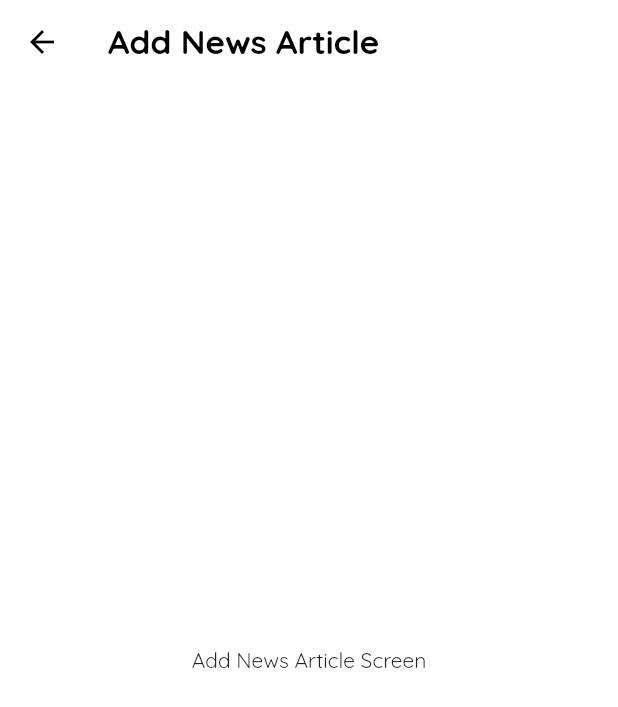
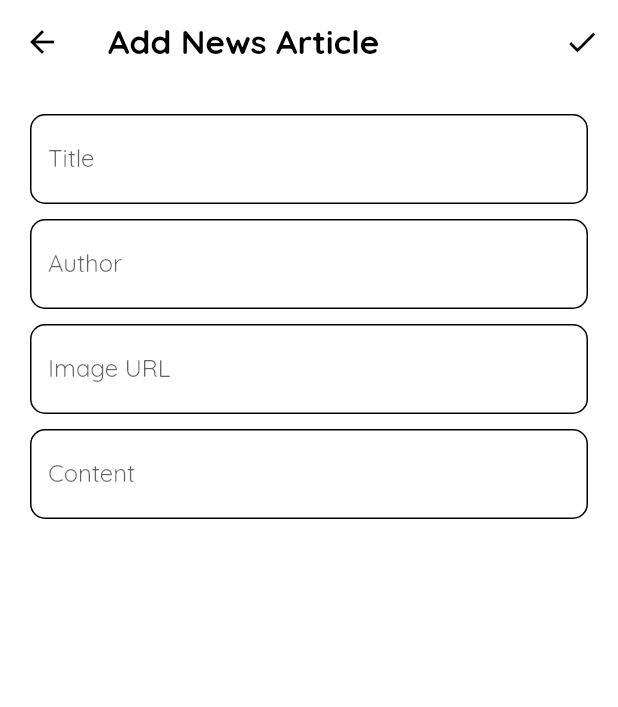
Before and after one commit to navaneethp123/nitk_virtual_guide, a Flutter app: the AddNewsArticleScreen screen opened by its route, on a phone screen of 412 x 824 dp. Shown: the top 707 px of the screen. Run offline on Flutter 3.47's test engine with Material 2 defaults, Android fonts, the phone set to English and light mode, and no system bars.

Commit message:
Form in Add News Article screen & Uniform syle for Date Time picker Field

```diff
--- a/lib/ui/screens/add_news_article_screen.dart
+++ b/lib/ui/screens/add_news_article_screen.dart
@@ -1,4 +1,6 @@
 import 'package:flutter/material.dart';
+
+import '../widgets/custom-text-form-field.dart';
 
 class AddNewsArticleScreen extends StatefulWidget {
   static const String routeName = 'add-news-article-screen';
@@ -8,6 +10,31 @@ class AddNewsArticleScreen extends StatefulWidget {
 }
 
 class _AddNewsArticleScreenState extends State<AddNewsArticleScreen> {
+  final _form = GlobalKey<FormState>();
+
+  String _title;
+  String _author;
+  String _imageUrl;
+  String _content;
+
+  void _validateAndSave(BuildContext context) {
+    if (!_form.currentState.validate()) return;
+    _form.currentState.save();
+
+    // TO-DO: Create an article and update news feed
+    print('Title = $_title');
+    print('Author = $_author');
+    print('Image URL = $_imageUrl');
+    print('Content = $_content');
+
+    Navigator.of(context).pop();
+  }
+
+  String _defaultValidator(String field, String value) {
+    if (value.isEmpty) return '$field cannot be empty';
+    return null;
+  }
+
   @override
   Widget build(BuildContext context) {
     return Scaffold(
@@ -16,9 +43,48 @@ class _AddNewsArticleScreenState extends State<AddNewsArticleScreen> {
           'Add News Article',
           style: TextStyle(fontSize: kToolbarHeight * 0.4),
         ),
+        actions: [
+          IconButton(
+            icon: Icon(Icons.done),
+            onPressed: () => _validateAndSave(context),
+          ),
+        ],
       ),
-      body: Center(
-        child: Text('Add News Article Screen'),
+      body: Form(
+        key: _form,
+        child: SingleChildScrollView(
+          child: Container(
+            margin: EdgeInsets.all(10),
+            padding: EdgeInsets.all(5),
+            child: Column(
+              children: [
+                CustomTextFormField(
+                  label: 'Title',
+                  onSaved: (newValue) => _title = newValue,
+                  validator: (value) => _defaultValidator('Title', value),
+                ),
+                CustomTextFormField(
+                  label: 'Author',
+                  onSaved: (newValue) => _author = newValue,
+                  validator: (value) => _defaultValidator('Author', value),
+                ),
+                CustomTextFormField(
+                  label: 'Image URL',
+                  onSaved: (newValue) => _imageUrl = newValue,
+                ),
+                CustomTextFormField(
+                  label: 'Content',
+                  onSaved: (newValue) => _content = newValue,
+                  validator: (value) {
+                    if (value.length < 50)
+                      return 'Content of the article should be atleast 50 characters';
+                    return null;
+                  },
+                ),
+              ],
+            ),
+          ),
+        ),
       ),
     );
   }
--- a/lib/ui/widgets/custom-text-form-field.dart
+++ b/lib/ui/widgets/custom-text-form-field.dart
@@ -18,6 +18,7 @@ class CustomTextFormField extends StatelessWidget {
       child: TextFormField(
         validator: validator,
         onSaved: onSaved,
+        maxLines: null,
         decoration: InputDecoration(
           labelText: label,
           border: _border,
```
Also changed, not shown: lib/ui/screens/add_event_screen.dart (+6 -6 lines), lib/ui/widgets/custom-date-time-picker.dart (+12 -0 lines), lib/ui/widgets/date-time-button.dart (+9 -4 lines).
